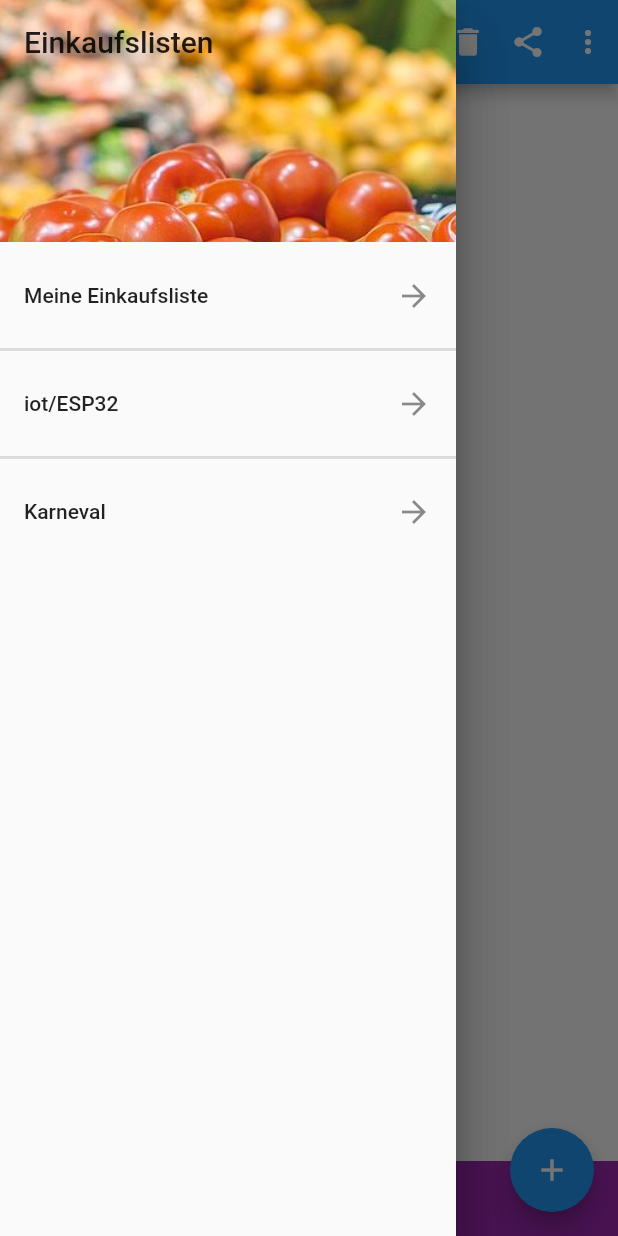
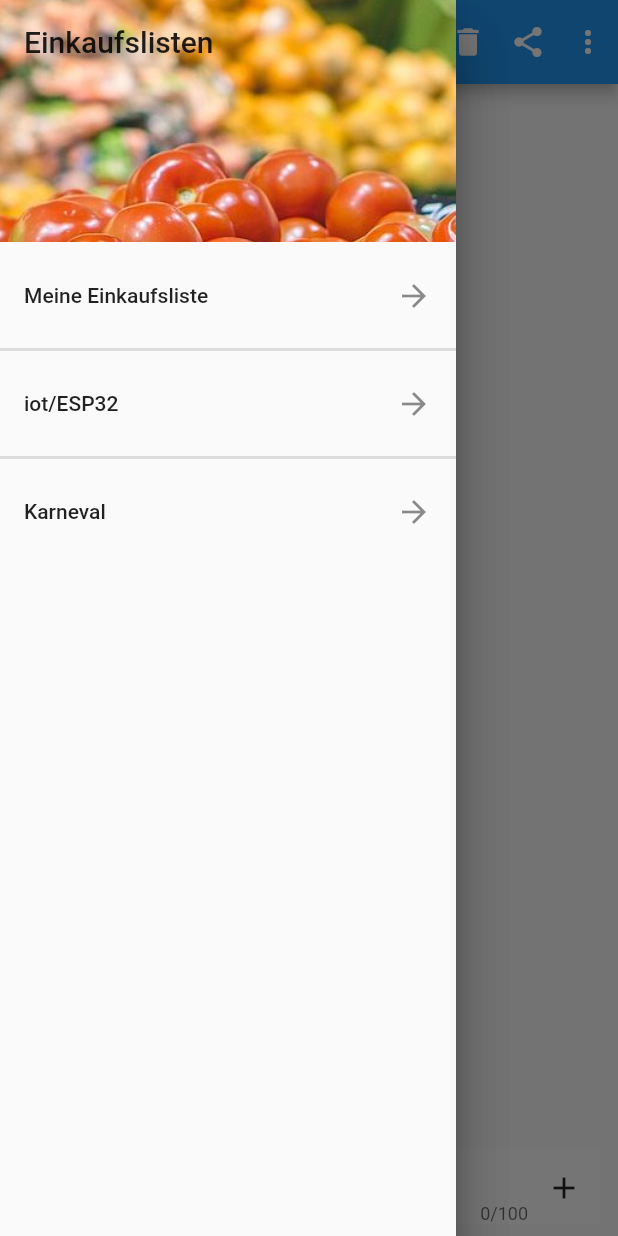
Before and after one commit to drmilde/einkaufsliste, a Flutter app: the screen it shows after launch, with the side drawer open, on a phone screen of 412 x 824 dp. Run offline on Flutter 3.47's test engine with Material 2 defaults, Android fonts, the phone set to English and light mode, and no system bars; our stand-ins replace sqflite; accounts and stored records are empty.

Commit message:
TextFeld eingefügt und angebunden

```diff
--- a/lib/screens/main_screen.dart
+++ b/lib/screens/main_screen.dart
@@ -13,6 +13,8 @@ class MainScreen extends StatefulWidget {
 }
 
 class _MainScreenState extends State<MainScreen> {
+  final TextEditingController _textController = TextEditingController();
+
   // data for testing
   List<Eintrag> testClients = [
     Eintrag(
@@ -48,9 +50,13 @@ class _MainScreenState extends State<MainScreen> {
     Eintrag(listenName: "Karneval", produktName: "Roter Hut", selected: false),
     Eintrag(listenName: "Karneval", produktName: "Spockohren", selected: false),
     // IoT
-    Eintrag(listenName: "iot/ESP32", produktName: "esp32 Wroom", selected: false),
+    Eintrag(
+        listenName: "iot/ESP32", produktName: "esp32 Wroom", selected: false),
     Eintrag(listenName: "iot/ESP32", produktName: "i2s chip", selected: false),
-    Eintrag(listenName: "iot/ESP32", produktName: "esp32 camera module", selected: false),
+    Eintrag(
+        listenName: "iot/ESP32",
+        produktName: "esp32 camera module",
+        selected: false),
   ];
 
   @override
@@ -73,19 +79,12 @@ class _MainScreenState extends State<MainScreen> {
           )
         ],
       ),
-      floatingActionButton: FloatingActionButton(
-        child: Icon(Icons.add),
-        onPressed: () async {
-          Eintrag rnd = testClients[math.Random().nextInt(testClients.length)];
-          await DBProvider.db.newEintrag(rnd);
-          setState(() {});
-        },
-      ),
       body: Container(
         child: Column(
           children: <Widget>[
             Flexible(
               flex: 1,
+              child: Scrollbar(
                 child: FutureBuilder<List<Eintrag>>(
                   //future: DBProvider.db.getAllEintrag(),
                   future: DBProvider.db.getAlleEintraegeListe(widget.listeName),
@@ -122,9 +121,38 @@ class _MainScreenState extends State<MainScreen> {
                   },
                 ),
               ),
-            Container(
+            ),
+            Padding(
+              padding: const EdgeInsets.all(8.0),
+              child: Container(
                 height: 50,
-              color: Colors.purple,
+                margin: EdgeInsets.symmetric(horizontal: 4.0),
+                decoration: BoxDecoration(color: Theme.of(context).cardColor),
+                child: Row(
+                  crossAxisAlignment: CrossAxisAlignment.end,
+                  children: <Widget>[
+                    Flexible(
+                      child: TextField(
+                        keyboardType: TextInputType.text,
+                        // Setting maxLines=null makes the text field auto-expand when one
+                        // line is filled up.
+                        maxLines: 1,
+                        maxLength: 100,
+                        decoration:
+                            InputDecoration.collapsed(hintText: "Füge hinzu"),
+                        controller: _textController,
+                        onSubmitted: (String text) {
+                          _submitText();
+                        },
+                      ),
+                    ),
+                    IconButton(
+                      icon: Icon(Icons.add),
+                      onPressed: _submitText,
+                    ),
+                  ],
+                ),
+              ),
             ),
           ],
         ),
@@ -168,6 +196,21 @@ class _MainScreenState extends State<MainScreen> {
     );
   }
 
+  void _submitText() async {
+    String text = _textController.text;
+
+    if (text.length > 0) {
+      Eintrag e = Eintrag(
+          listenName: widget.listeName, produktName: text, selected: false);
+      //Eintrag rnd = testClients[math.Random().nextInt(testClients.length)];
+
+      await DBProvider.db.newEintrag(e);
+    }
+    setState(() {
+      _textController.clear();
+    });
+  }
+
   ListTile buildListTile(BuildContext context, String listenName) {
     return ListTile(
       title: Text(listenName),
```
Lines whose indentation alone changed are shown as unchanged.
